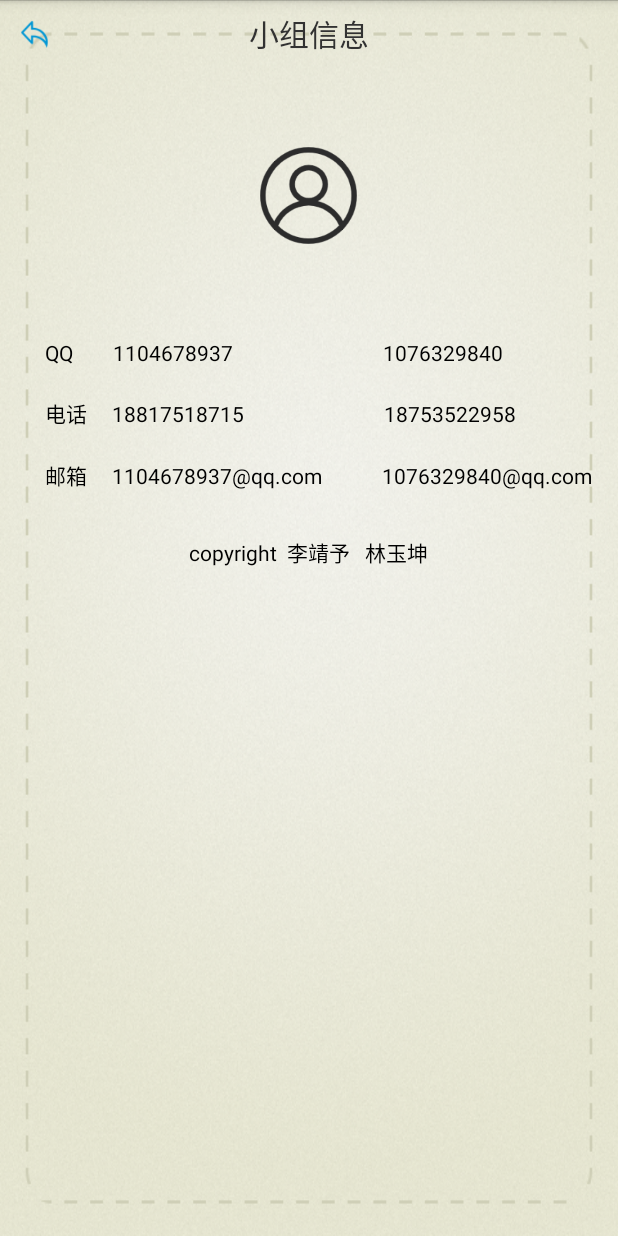
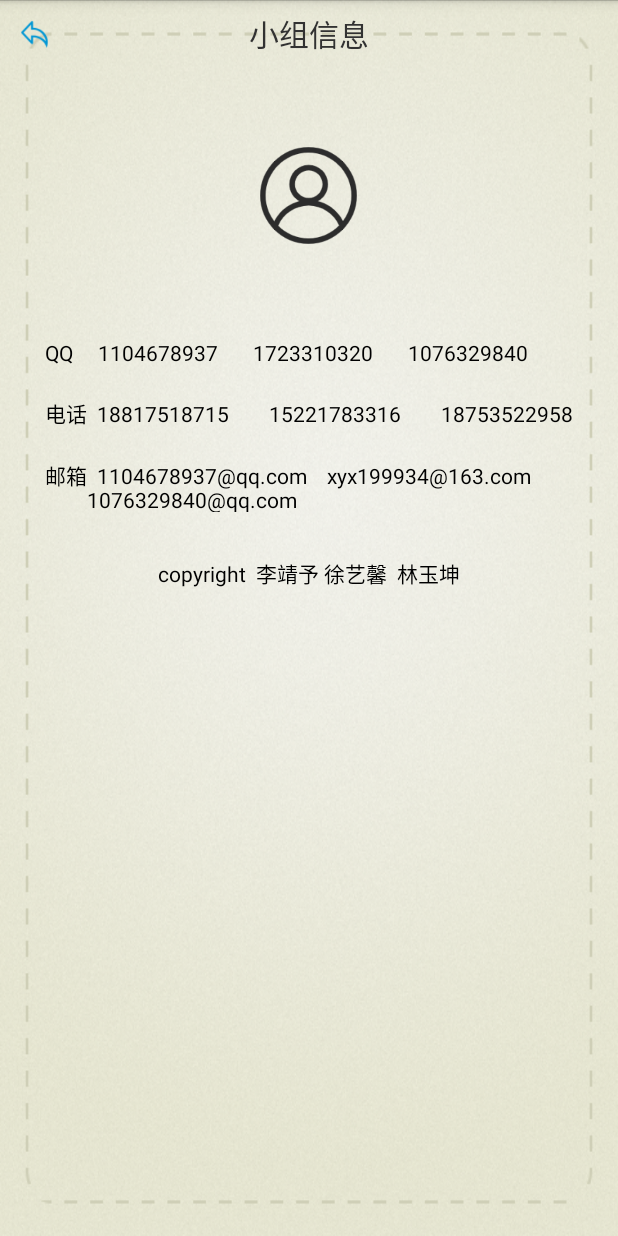
Before and after one commit to ljystu/myNotebook, an Android app: the About screen opened directly, with no data from a screen before it, on a phone screen of 412 x 824 dp. Run offline under Robolectric (Android 15) with nearby library versions, the phone set to English and light mode, and no system bars.

Commit message:
Final update

```diff
--- a/app/src/main/java/com/notebook/db/DatabaseOperation.java
+++ b/app/src/main/java/com/notebook/db/DatabaseOperation.java
@@ -23,7 +23,7 @@ public class DatabaseOperation {
             Toast.makeText(context, "数据库创建不成功", Toast.LENGTH_LONG).show();
         }
         // 创建表,名称为notes,主键为_id
-        db.execSQL("create table if not exists notes(_id integer primary key autoincrement,"
+        db.execSQL("create table if not exists notes(_id integer NOT NULL primary key autoincrement ,"
                 + "title text,"//标题title
                 + "context text,"//内容context
                 + "time varchar(20),"//创建时间time
--- a/app/src/main/res/layout/activity_about.xml
+++ b/app/src/main/res/layout/activity_about.xml
@@ -68,7 +68,7 @@
         <TextView
             android:layout_width="305dp"
             android:layout_height="wrap_content"
-            android:text="        1104678937                              1076329840"
+            android:text="     1104678937       1723310320       1076329840"
             android:textColor="#000000" />
     </LinearLayout>
 
@@ -88,7 +88,7 @@
         <TextView
             android:layout_width="wrap_content"
             android:layout_height="wrap_content"
-            android:text="     18817518715                            18753522958"
+            android:text="  18817518715        15221783316        18753522958"
             android:textColor="#000000" />
     </LinearLayout>
 
@@ -108,9 +108,10 @@
         <TextView
             android:layout_width="wrap_content"
             android:layout_height="wrap_content"
-            android:text="     1104678937@qq.com            1076329840@qq.com"
+            android:text="  1104678937@qq.com    xyx199934@163.com   1076329840@qq.com"
             android:textColor="#000000" />
     </LinearLayout>
+
     <LinearLayout
         android:layout_width="match_parent"
         android:layout_height="wrap_content"
@@ -121,9 +122,7 @@
         <TextView
             android:layout_width="wrap_content"
             android:layout_height="wrap_content"
-            android:text="copyright  李靖予   林玉坤"
+            android:text="copyright  李靖予 徐艺馨  林玉坤"
             android:textColor="#000000" />
-
-
     </LinearLayout>
 </LinearLayout>
```
